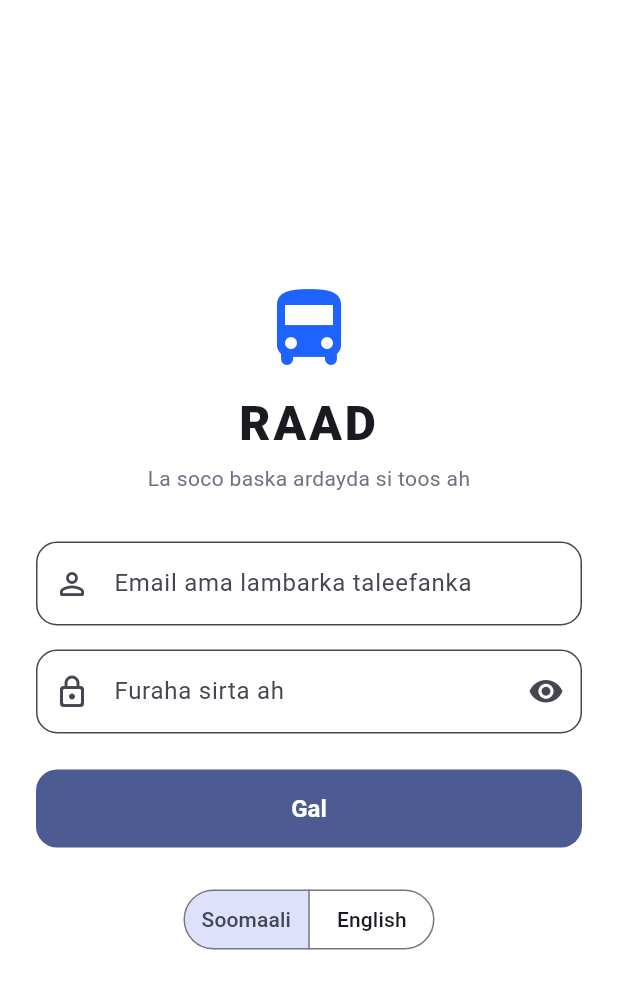
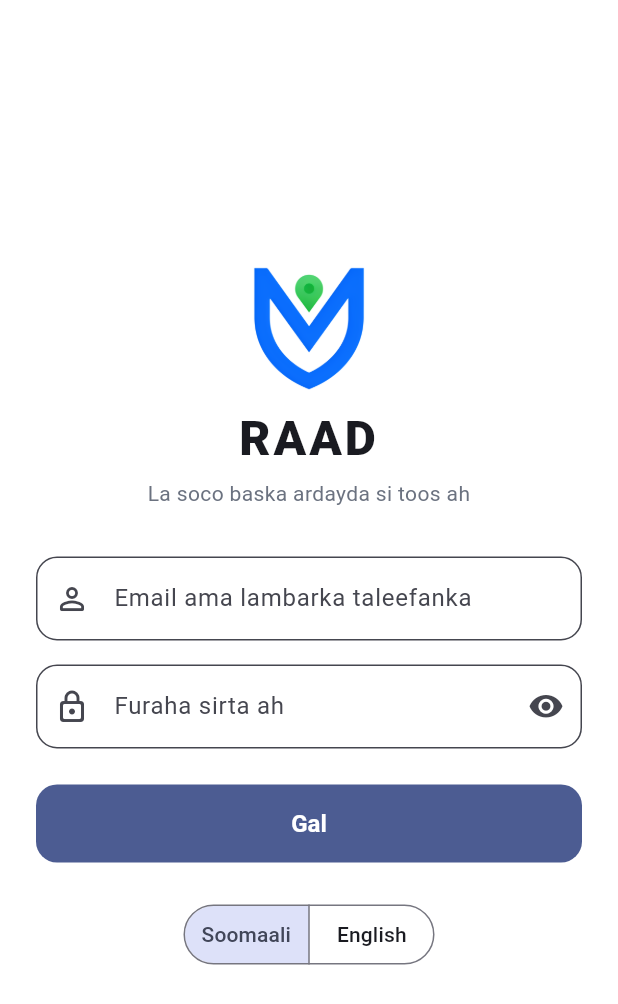
Before and after one commit to raadtech2026-usame/raad-tech, a Flutter app: the screen it shows after launch, on a phone screen of 412 x 824 dp. Shown: the top 1004 px of the screen. Run offline on Flutter 3.47's test engine with Material 3 defaults, Android fonts, the phone set to English and light mode, and no system bars; our stand-ins replace flutter_map, flutter_riverpod, flutter_secure_storage, latlong2; missing offline and left inert: media_kit, media_kit_video.

Commit message:
feat(mobile): official RAAD launcher icon and logo, version 1.0.0+1
The launcher icon was still Flutter's default and the login screen showed a generic
bus. Both now use the official RAAD mark, generated by resizing
frontend/src/assets/logo-raad.png (the file the web dashboard shows); nothing is
redrawn. Android 8+ gets an adaptive icon: the mark at 50dp on a white background,
inside the 66dp area every launcher mask keeps. Older Android gets the mark on a
white square.

1.0.0+1 is the first version that will be distributed. Package name, manifest,
signing and server addresses are unchanged.

Co-Authored-By: Claude Opus 5.5 <noreply@anthropic.com>

```diff
--- a/mobile/lib/features/auth/login_screen.dart
+++ b/mobile/lib/features/auth/login_screen.dart
@@ -68,8 +68,8 @@ class _LoginScreenState extends ConsumerState<LoginScreen> {
               mainAxisSize: MainAxisSize.min,
               crossAxisAlignment: CrossAxisAlignment.stretch,
               children: [
-                const Icon(Icons.directions_bus_rounded,
-                    size: 64, color: RaadColors.blue),
+                Image.asset('assets/logo-raad.png',
+                    height: 84, semanticLabel: 'RAAD'),
                 const SizedBox(height: 8),
                 const Text(
                   'RAAD',
```
Also changed, not shown: mobile/pubspec.yaml (+6 -1 lines), mobile/assets/logo-raad.png (added), 12 other files.
